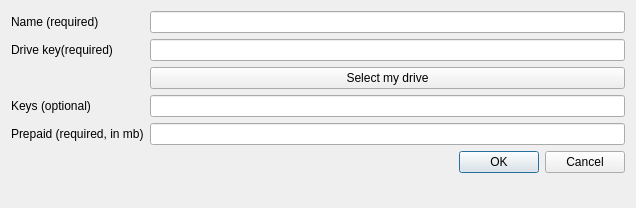
Old version of the form UserApp/AddDownloadChannelDialog.ui in the repository proximax-storage/cpp-xpx-storage-user-app.
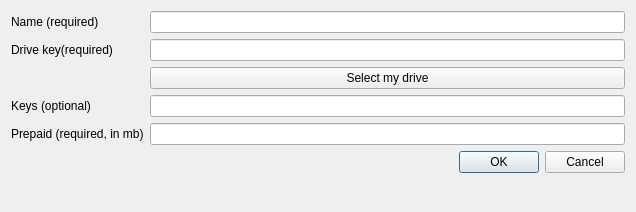
New version of the form.

Commit message: Fix button "Choose directory"

Diff of the .ui file:
```diff
--- a/UserApp/AddDownloadChannelDialog.ui
+++ b/UserApp/AddDownloadChannelDialog.ui
@@ -10,7 +10,7 @@
     <x>0</x>
     <y>0</y>
     <width>636</width>
-    <height>208</height>
+    <height>212</height>
    </rect>
   </property>
   <property name="windowTitle">
```
Left out of the diff: 12 changed lines with no effect on the pictures. The commit also changes 4 other files.
